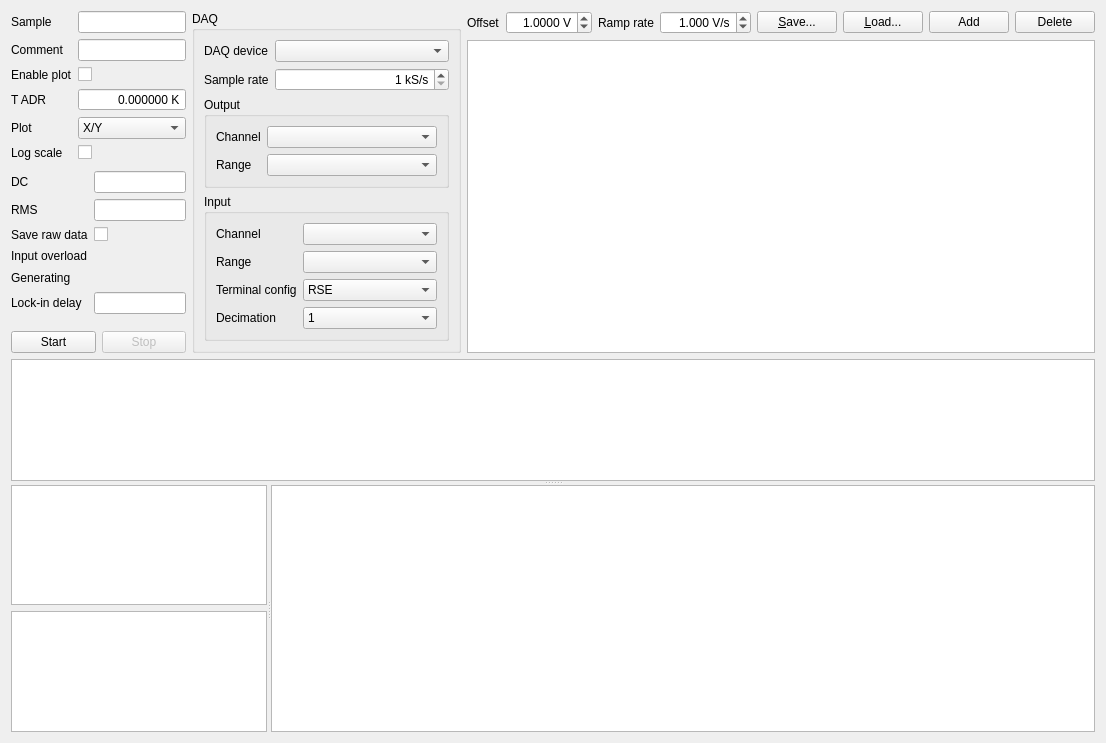
Above: TES/MultiLockinUi.ui from AvirupRoy/research before the change. Below: the same form after it.
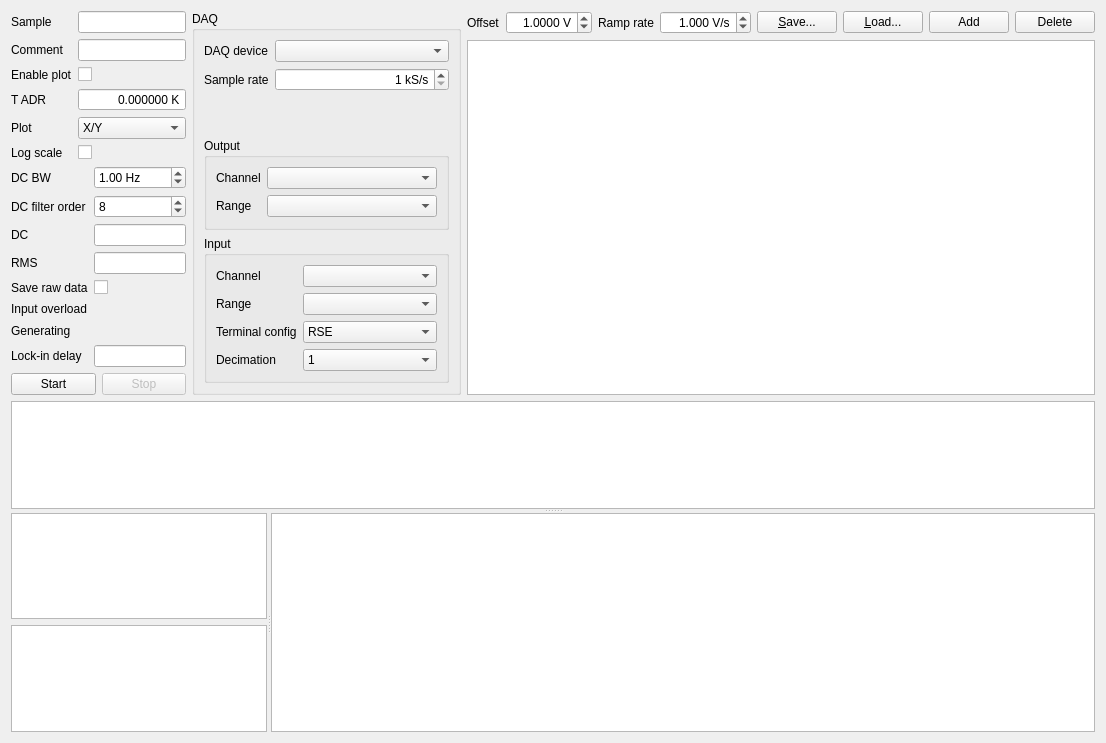
That is the form after the change. Custom widgets are drawn as their Qt base class.

Commit message: Add proper low-pass filtering to obtain DC component, as well as DC subtraction

The edit to the form file:
```diff
--- a/TES/MultiLockinUi.ui
+++ b/TES/MultiLockinUi.ui
@@ -187,7 +187,7 @@
            <property name="fieldGrowthPolicy">
             <enum>QFormLayout::AllNonFixedFieldsGrow</enum>
            </property>
-           <item row="0" column="0">
+           <item row="2" column="0">
             <widget class="QLabel" name="label_4">
              <property name="text">
               <string>DC</string>
@@ -197,7 +197,7 @@
              </property>
             </widget>
            </item>
-           <item row="0" column="1">
+           <item row="2" column="1">
             <widget class="QLineEdit" name="dcIndicator">
              <property name="sizePolicy">
               <sizepolicy hsizetype="Preferred" vsizetype="Fixed">
@@ -213,7 +213,7 @@
              </property>
             </widget>
            </item>
-           <item row="1" column="0">
+           <item row="3" column="0">
             <widget class="QLabel" name="label_16">
              <property name="text">
               <string>RMS</string>
@@ -223,7 +223,7 @@
              </property>
             </widget>
            </item>
-           <item row="1" column="1">
+           <item row="3" column="1">
             <widget class="QLineEdit" name="rmsIndicator">
              <property name="sizePolicy">
               <sizepolicy hsizetype="Preferred" vsizetype="Fixed">
@@ -239,7 +239,7 @@
              </property>
             </widget>
            </item>
-           <item row="3" column="0">
+           <item row="5" column="0">
             <widget class="QLabel" name="label_11">
              <property name="text">
               <string>Input overload</string>
@@ -249,7 +249,7 @@
              </property>
             </widget>
            </item>
-           <item row="3" column="1">
+           <item row="5" column="1">
             <widget class="LedIndicator" name="overloadLed">
              <property name="minimumSize">
               <size>
@@ -265,7 +265,7 @@
              </property>
             </widget>
            </item>
-           <item row="4" column="0">
+           <item row="6" column="0">
             <widget class="QLabel" name="label_12">
              <property name="text">
               <string>Generating</string>
@@ -275,7 +275,7 @@
              </property>
             </widget>
            </item>
-           <item row="4" column="1">
+           <item row="6" column="1">
             <widget class="LedIndicator" name="generatingLed">
              <property name="minimumSize">
               <size>
@@ -291,7 +291,7 @@
              </property>
             </widget>
            </item>
-           <item row="5" column="0">
+           <item row="7" column="0">
             <widget class="QLabel" name="label_15">
              <property name="text">
               <string>Lock-in delay</string>
@@ -301,7 +301,7 @@
              </property>
             </widget>
            </item>
-           <item row="5" column="1">
+           <item row="7" column="1">
             <widget class="QLineEdit" name="delayLe">
              <property name="sizePolicy">
               <sizepolicy hsizetype="Preferred" vsizetype="Fixed">
@@ -317,7 +317,7 @@
              </property>
             </widget>
            </item>
-           <item row="2" column="0">
+           <item row="4" column="0">
             <widget class="QLabel" name="label_9">
              <property name="text">
               <string>Save raw data</string>
@@ -327,7 +327,7 @@
              </property>
             </widget>
            </item>
-           <item row="2" column="1">
+           <item row="4" column="1">
             <widget class="QCheckBox" name="saveRawDataCb">
              <property name="toolTip">
               <string>Check to save raw (but decimated) data to the file. This could consume a lot of disk space.</string>
@@ -337,6 +337,52 @@
              </property>
             </widget>
            </item>
+           <item row="0" column="0">
+            <widget class="QLabel" name="label_20">
+             <property name="text">
+              <string>DC BW</string>
+             </property>
+            </widget>
+           </item>
+           <item row="0" column="1">
+            <widget class="QDoubleSpinBox" name="dcBwSb">
+             <property name="suffix">
+              <string> Hz</string>
+             </property>
+             <property name="minimum">
+              <double>0.100000000000000</double>
+             </property>
+             <property name="maximum">
+              <double>10.000000000000000</double>
+             </property>
+             <property name="singleStep">
+              <double>0.100000000000000</double>
+             </property>
+             <property name="value">
+              <double>1.000000000000000</double>
+             </property>
+            </widget>
+           </item>
+           <item row="1" column="1">
+            <widget class="QSpinBox" name="dcFilterOrderSb">
+             <property name="minimum">
+              <number>1</number>
+             </property>
+             <property name="maximum">
+              <number>10</number>
+             </property>
+             <property name="value">
+              <number>8</number>
+             </property>
+            </widget>
+           </item>
+           <item row="1" column="0">
+            <widget class="QLabel" name="label_21">
+             <property name="text">
+              <string>DC filter order</string>
+             </property>
+            </widget>
+           </item>
           </layout>
          </item>
          <item>
```
The commit also changes 1 other file.
